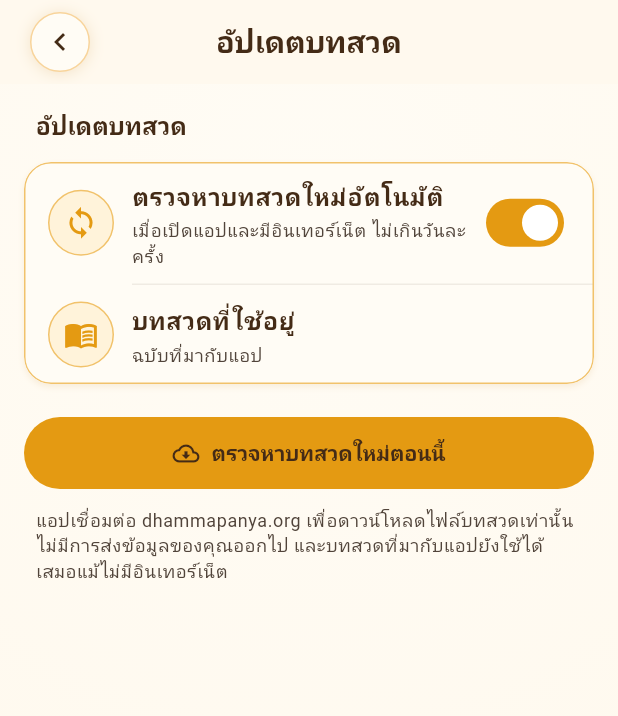
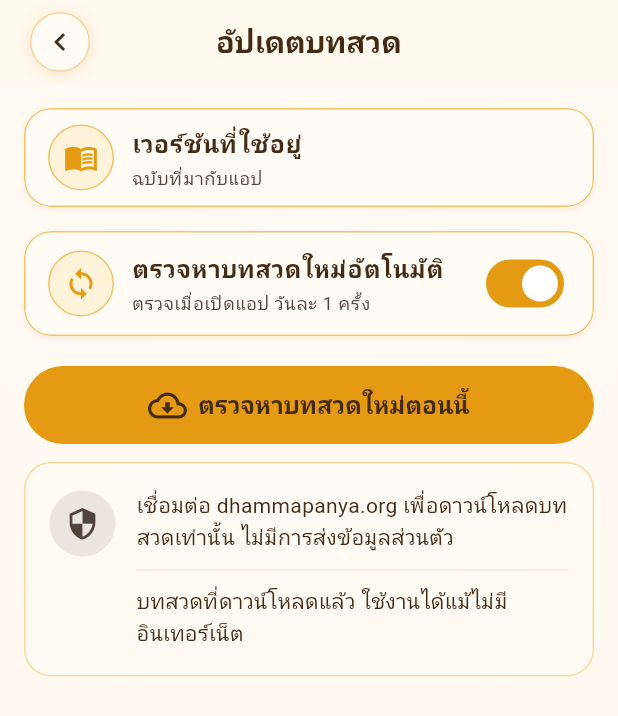
Before and after one commit to saddhammadana/chanting, a Flutter app: the ContentUpdateScreen screen opened by its route, on a phone screen of 412 x 824 dp. Shown: the top 716 px of the screen. Run offline on Flutter 3.47's test engine with Material 3 defaults, Android fonts, the phone set to English and light mode, and no system bars; our stand-ins replace file_picker, flutter_local_notifications, flutter_riverpod, flutter_timezone, go_router, google_fonts and 7 more; missing offline and left inert: audio_session, dart:js_interop, gal, mobile_scanner; accounts and stored records are empty; generated files the repository leaves out were written again; network calls fail; Roboto replaces fonts that are missing (Sarabun).

Commit message:
feat(content): lay the prayer-updates page out as the artwork draws it
The version in use and what it changed share one card, the automatic
check gets its own, the check button spans the page, and the privacy
note becomes a quiet card with a second line on offline use.

Co-Authored-By: Claude Opus 5.5 <noreply@anthropic.com>

```diff
--- a/lib/features/settings/content_update_screen.dart
+++ b/lib/features/settings/content_update_screen.dart
@@ -23,6 +23,7 @@ class ContentUpdateScreen extends ConsumerWidget {
   @override
   Widget build(BuildContext context, WidgetRef ref) {
     final l10n = AppLocalizations.of(context);
+    final theme = Theme.of(context);
     final state = ref.watch(contentUpdateControllerProvider);
     final controller = ref.read(contentUpdateControllerProvider.notifier);
     final checking = state.status == ContentUpdateStatus.checking;
@@ -65,23 +66,12 @@ class ContentUpdateScreen extends ConsumerWidget {
       title: l10n.settingsContentUpdate,
       leading: const AppBackButton(),
       children: [
-        SettingsSectionHeader(l10n.settingsContentUpdate),
+        const SizedBox(height: 10),
         SettingsCard(
           children: [
             SettingsTile(
-              icon: Icons.sync,
-              title: l10n.contentAutoUpdate,
-              subtitle: l10n.contentAutoUpdateSubtitle,
-              trailing: Switch(
-                key: const ValueKey('content_auto_update'),
-                value: state.autoUpdate,
-                onChanged: controller.setAutoUpdate,
-              ),
-              onTap: () => controller.setAutoUpdate(!state.autoUpdate),
-            ),
-            SettingsTile(
               key: const ValueKey('content_version'),
-              icon: Icons.menu_book_outlined,
+              icon: Icons.menu_book,
               title: l10n.contentVersionTitle,
               subtitle: active == null
                   ? l10n.contentVersionBundled
@@ -96,47 +86,74 @@ class ContentUpdateScreen extends ConsumerWidget {
             if (active != null)
               SettingsTile(
                 key: const ValueKey('content_changes'),
-                icon: Icons.difference_outlined,
+                icon: Icons.description,
                 title: l10n.contentChangesTitle,
                 subtitle: l10n.contentChangesCount(changed),
                 onTap: () => context.push('/settings/content/changes'),
               ),
           ],
         ),
+        const SizedBox(height: 4),
+        SettingsCard(
+          children: [
+            SettingsTile(
+              icon: Icons.sync,
+              title: l10n.contentAutoUpdate,
+              subtitle: l10n.contentAutoUpdateSubtitle,
+              trailing: Switch(
+                key: const ValueKey('content_auto_update'),
+                value: state.autoUpdate,
+                onChanged: controller.setAutoUpdate,
+              ),
+              onTap: () => controller.setAutoUpdate(!state.autoUpdate),
+            ),
+          ],
+        ),
         if (pending != null)
           Padding(
-            padding: const EdgeInsets.fromLTRB(24, 12, 24, 0),
+            padding: const EdgeInsets.fromLTRB(24, 8, 24, 0),
             child: _Note(l10n.contentPendingNote(pending.version)),
           ),
         Padding(
-          padding: const EdgeInsets.fromLTRB(16, 16, 16, 0),
+          padding: const EdgeInsets.fromLTRB(16, 14, 16, 0),
           child: FilledButton.icon(
             key: const ValueKey('content_check_now'),
+            style: FilledButton.styleFrom(
+              minimumSize: const Size.fromHeight(52),
+              textStyle: theme.textTheme.titleMedium?.copyWith(
+                fontWeight: FontWeight.w700,
+              ),
+            ),
             onPressed: checking ? null : controller.checkNow,
             icon: checking
                 ? const SizedBox.square(
                     dimension: 18,
                     child: CircularProgressIndicator(strokeWidth: 2),
                   )
-                : const Icon(Icons.cloud_download_outlined),
+                : const Icon(Icons.cloud_download_outlined, size: 26),
             label: Text(l10n.contentCheckNow),
           ),
         ),
         if (active != null || pending != null)
           Padding(
-            padding: const EdgeInsets.symmetric(horizontal: 16),
-            child: Align(
-              alignment: AlignmentDirectional.centerEnd,
+            padding: const EdgeInsets.fromLTRB(16, 6, 16, 0),
+            child: Center(
               child: TextButton(
                 key: const ValueKey('content_use_bundled'),
+                style: TextButton.styleFrom(
+                  foregroundColor: theme.colorScheme.onSurface,
+                ),
                 onPressed: checking ? null : controller.useBundled,
                 child: Text(l10n.contentUseBundled),
               ),
             ),
           ),
         Padding(
-          padding: const EdgeInsets.fromLTRB(24, 12, 24, 0),
-          child: _Note(l10n.contentPrivacyNote),
+          padding: const EdgeInsets.fromLTRB(16, 12, 16, 0),
+          child: _PrivacyCard(
+            privacy: l10n.contentPrivacyNote,
+            offline: l10n.contentOfflineNote,
+          ),
         ),
       ],
     );
@@ -145,13 +162,15 @@ class ContentUpdateScreen extends ConsumerWidget {
   int _versionOf(WidgetRef ref) =>
       ref.read(contentUpdateControllerProvider).active?.version ?? 0;
 
-  /// The publication day in the reader's locale; the raw value if it is not
+  /// The publication day and month in the reader's locale; the raw value if it is not
   /// a date, so a malformed stamp is shown rather than thrown on.
   String _date(BuildContext context, String iso) {
     final parsed = DateTime.tryParse(iso);
     return parsed == null
         ? iso
-        : MaterialLocalizations.of(context).formatMediumDate(parsed.toLocal());
+        : MaterialLocalizations.of(
+            context,
+          ).formatShortMonthDay(parsed.toLocal());
   }
 }
 
@@ -176,3 +195,59 @@ class _Note extends StatelessWidget {
     );
   }
 }
+
+/// What the app sends over the network and what works without it, set apart
+/// from the settings cards: flat and quieter, because it is read, not used.
+class _PrivacyCard extends StatelessWidget {
+  const _PrivacyCard({required this.privacy, required this.offline});
+
+  final String privacy;
+  final String offline;
+
+  @override
+  Widget build(BuildContext context) {
+    final theme = Theme.of(context);
+    final scheme = theme.colorScheme;
+    final style = theme.textTheme.bodyMedium?.copyWith(color: scheme.onSurface);
+    return Container(
+      padding: const EdgeInsets.fromLTRB(16, 18, 16, 18),
+      decoration: BoxDecoration(
+        color: scheme.surface.withValues(alpha: 0.5),
+        borderRadius: BorderRadius.circular(18),
+        border: Border.all(color: scheme.outlineVariant.withValues(alpha: 0.6)),
+      ),
+      child: Row(
+        crossAxisAlignment: CrossAxisAlignment.start,
+        children: [
+          Container(
+            width: 44,
+            height: 44,
+            alignment: Alignment.center,
+            decoration: BoxDecoration(
+              shape: BoxShape.circle,
+              color: scheme.onSurfaceVariant.withValues(alpha: 0.12),
+            ),
+            child: ExcludeSemantics(
+              child: Icon(
+                Icons.security,
+                size: 23,
+                color: scheme.onSurfaceVariant,
+              ),
+            ),
+          ),
+          const SizedBox(width: 14),
+          Expanded(
+            child: Column(
+              crossAxisAlignment: CrossAxisAlignment.start,
+              children: [
+                Text(privacy, style: style),
+                const Divider(height: 22),
+                Text(offline, style: style),
+              ],
+            ),
+          ),
+        ],
+      ),
+    );
+  }
+}
--- a/lib/l10n/app_en.arb
+++ b/lib/l10n/app_en.arb
@@ -1466,11 +1466,11 @@
   "@contentAutoUpdate": {
     "description": "Switch on the prayer-updates page: whether the app looks for a newer prayer book by itself"
   },
-  "contentAutoUpdateSubtitle": "When the app opens with internet, at most once a day",
+  "contentAutoUpdateSubtitle": "When the app opens, once a day",
   "@contentAutoUpdateSubtitle": {
     "description": "Subtitle of the automatic-check switch"
   },
-  "contentVersionTitle": "Prayers in use",
+  "contentVersionTitle": "Version in use",
   "@contentVersionTitle": {
     "description": "Row naming which prayer book the app is reading from"
   },
@@ -1478,7 +1478,7 @@
   "@contentVersionBundled": {
     "description": "Value of the prayers-in-use row when no newer release has been fetched"
   },
-  "contentVersionFetched": "Release {version} · published {date}",
+  "contentVersionFetched": "Release {version}\nPublished {date}",
   "@contentVersionFetched": {
     "description": "Value of the prayers-in-use row for a fetched release; date is already formatted for the locale",
     "placeholders": {
@@ -1524,15 +1524,19 @@
   "@contentUseBundled": {
     "description": "Button that discards the fetched prayer book and turns the automatic check off"
   },
-  "contentPrivacyNote": "The app connects to dhammapanya.org only to download prayer files. Nothing about you is sent, and the prayers that came with the app always work offline.",
+  "contentPrivacyNote": "Connects to dhammapanya.org only to download prayers. No personal data is sent.",
   "@contentPrivacyNote": {
     "description": "Privacy note at the foot of the prayer-updates page; this is the app's only network request"
+  },
+  "contentOfflineNote": "Downloaded prayers work without internet.",
+  "@contentOfflineNote": {
+    "description": "Second line of the note at the foot of the prayer-updates page: fetched prayers are kept on the device"
   },
   "contentChangesTitle": "What changed in this release",
   "@contentChangesTitle": {
     "description": "Row on the prayer-updates page and title of the page it opens: the prayers a fetched release changed"
   },
-  "contentChangesCount": "{count, plural, =0{No prayers} =1{1 prayer} other{{count} prayers}}",
+  "contentChangesCount": "{count, plural, =0{No prayers changed} =1{1 prayer} other{{count} prayers}}",
   "@contentChangesCount": {
     "description": "Subtitle of the what-changed row: how many prayers the release changed",
     "placeholders": {
--- a/lib/l10n/app_th.arb
+++ b/lib/l10n/app_th.arb
@@ -1604,11 +1604,11 @@
   "@contentAutoUpdate": {
     "description": "Switch on the prayer-updates page: whether the app looks for a newer prayer book by itself"
   },
-  "contentAutoUpdateSubtitle": "เมื่อเปิดแอปและมีอินเทอร์เน็ต ไม่เกินวันละครั้ง",
+  "contentAutoUpdateSubtitle": "ตรวจเมื่อเปิดแอป วันละ 1 ครั้ง",
   "@contentAutoUpdateSubtitle": {
     "description": "Subtitle of the automatic-check switch"
   },
-  "contentVersionTitle": "บทสวดที่ใช้อยู่",
+  "contentVersionTitle": "เวอร์ชันที่ใช้อยู่",
   "@contentVersionTitle": {
     "description": "Row naming which prayer book the app is reading from"
   },
@@ -1616,7 +1616,7 @@
   "@contentVersionBundled": {
     "description": "Value of the prayers-in-use row when no newer release has been fetched"
   },
-  "contentVersionFetched": "ฉบับที่ {version} · เผยแพร่ {date}",
+  "contentVersionFetched": "ฉบับที่ {version}\nเผยแพร่ {date}",
   "@contentVersionFetched": {
     "description": "Value of the prayers-in-use row for a fetched release; date is already formatted for the locale",
     "placeholders": {
@@ -1662,15 +1662,19 @@
   "@contentUseBundled": {
     "description": "Button that discards the fetched prayer book and turns the automatic check off"
   },
-  "contentPrivacyNote": "แอปเชื่อมต่อ dhammapanya.org เพื่อดาวน์โหลดไฟล์บทสวดเท่านั้น ไม่มีการส่งข้อมูลของคุณออกไป และบทสวดที่มากับแอปยังใช้ได้เสมอแม้ไม่มีอินเทอร์เน็ต",
+  "contentPrivacyNote": "เชื่อมต่อ dhammapanya.org เพื่อดาวน์โหลดบทสวดเท่านั้น ไม่มีการส่งข้อมูลส่วนตัว",
   "@contentPrivacyNote": {
     "description": "Privacy note at the foot of the prayer-updates page; this is the app's only network request"
   },
-  "contentChangesTitle": "บทสวดที่เปลี่ยนในฉบับนี้",
+  "contentOfflineNote": "บทสวดที่ดาวน์โหลดแล้ว ใช้งานได้แม้ไม่มีอินเทอร์เน็ต",
+  "@contentOfflineNote": {
+    "description": "Second line of the note at the foot of the prayer-updates page: fetched prayers are kept on the device"
+  },
+  "contentChangesTitle": "การเปลี่ยนแปลงในฉบับนี้",
   "@contentChangesTitle": {
     "description": "Row on the prayer-updates page and title of the page it opens: the prayers a fetched release changed"
   },
-  "contentChangesCount": "{count, plural, other{{count} บท}}",
+  "contentChangesCount": "{count, plural, =0{ไม่มีบทสวดที่เปลี่ยนแปลง} other{{count} บท}}",
   "@contentChangesCount": {
     "description": "Subtitle of the what-changed row: how many prayers the release changed",
     "placeholders": {
```
